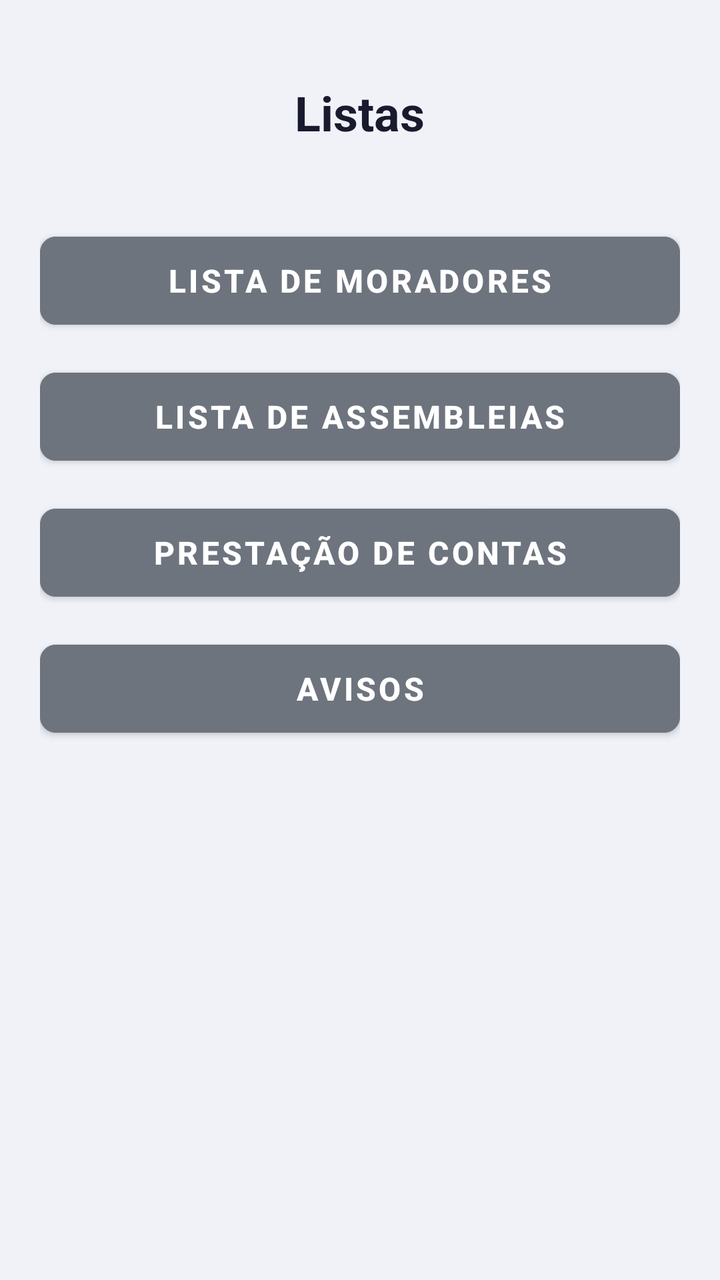
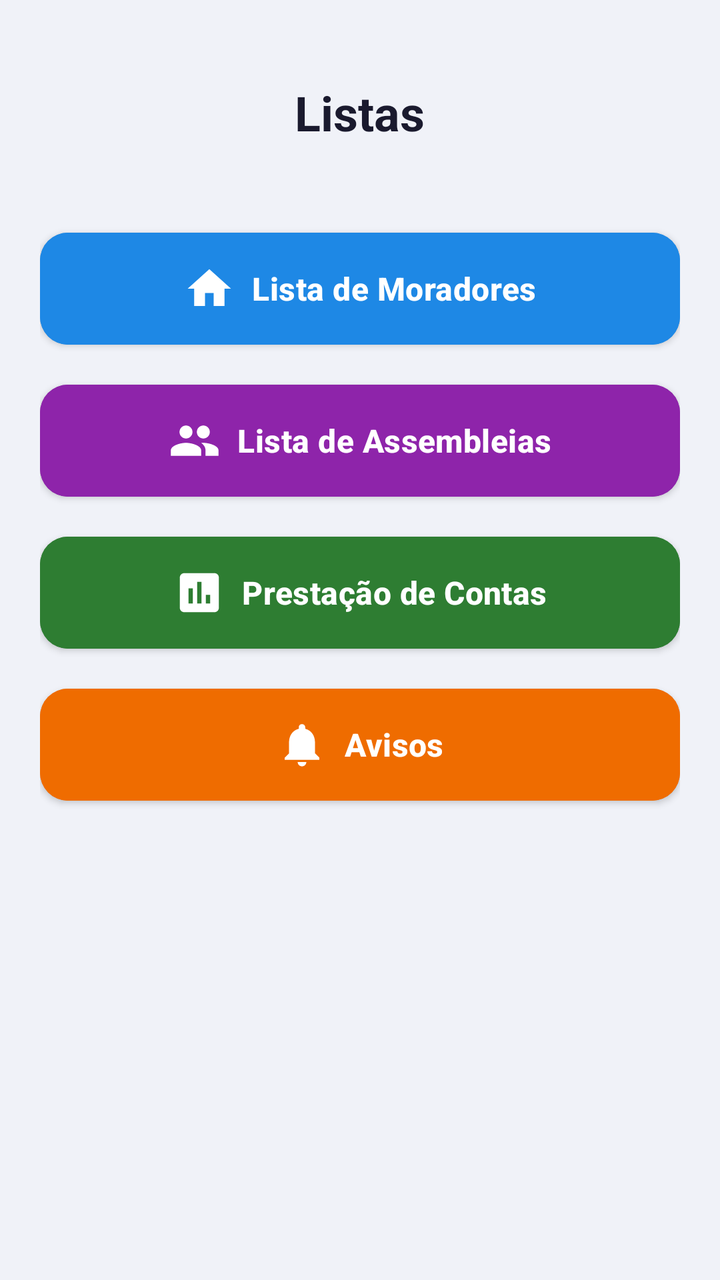

An Android layout rendered at two revisions. The XML below is the earlier revision; the diff shows what the commit changed to produce the second picture.
<!-- AndroidManifest.xml: application theme AppTheme -->
<!-- res/layout/activity_listas.xml -->
<?xml version="1.0" encoding="utf-8"?>
<LinearLayout xmlns:android="http://schemas.android.com/apk/res/android"
    xmlns:app="http://schemas.android.com/apk/res-auto"
    android:layout_width="match_parent"
    android:layout_height="match_parent"
    android:orientation="vertical"
    android:padding="20dp"
    android:background="#F0F2F8"
    android:gravity="center_horizontal">

    <TextView
        android:layout_width="wrap_content"
        android:layout_height="wrap_content"
        android:text="Listas"
        android:textSize="24sp"
        android:textStyle="bold"
        android:textColor="#1A1A2E"
        android:layout_marginTop="20dp"
        android:layout_marginBottom="40dp"/>

    <Button
        android:id="@+id/btnListaMoradores"
        android:layout_width="match_parent"
        android:layout_height="56dp"
        android:text="Lista de Moradores"
        android:textSize="16sp"
        android:backgroundTint="#6E747E"
        android:textColor="#FFFFFF"
        android:textStyle="bold"
        app:cornerRadius="8dp"
        android:layout_marginBottom="12dp"/>

    <Button
        android:id="@+id/btnListaAssembleias"
        android:layout_width="match_parent"
        android:layout_height="56dp"
        android:text="Lista de Assembleias"
        android:textSize="16sp"
        android:backgroundTint="#6E747E"
        android:textColor="#FFFFFF"
        android:textStyle="bold"
        app:cornerRadius="8dp"
        android:layout_marginBottom="12dp"/>

    <Button
        android:id="@+id/btnListaDespesas"
        android:layout_width="match_parent"
        android:layout_height="56dp"
        android:text="Prestação de Contas"
        android:textSize="16sp"
        android:backgroundTint="#6E747E"
        android:textColor="#FFFFFF"
        android:textStyle="bold"
        app:cornerRadius="8dp"
        android:layout_marginBottom="12dp"/>

    <Button
        android:id="@+id/btnListaAvisos"
        android:layout_width="match_parent"
        android:layout_height="56dp"
        android:text="Avisos"
        android:textSize="16sp"
        android:backgroundTint="#6E747E"
        android:textColor="#FFFFFF"
        android:textStyle="bold"
        app:cornerRadius="8dp"/>

</LinearLayout>
<!-- resources referenced by this layout -->
<resources>
  <color name="colorPrimary">#062AF2</color>
  <color name="black">#000000</color>
  <color name="white">#FFFFFF</color>
  <color name="corTitulo">#070707</color>
  <style name="Widget.Condominio.Button" parent="Widget.MaterialComponents.Button">
          <item name="backgroundTint">@color/colorPrimary</item>
          <item name="android:textColor">@color/white</item>
          <item name="cornerRadius">8dp</item>
      </style>
  <style name="Widget.Condominio.TextInputLayout" parent="Widget.MaterialComponents.TextInputLayout.OutlinedBox">
          <item name="boxBackgroundColor">@color/white</item>
          <item name="boxStrokeColor">@color/colorPrimary</item>
          <item name="hintTextColor">@color/colorPrimary</item>
          <item name="android:textColorHint">@color/colorPrimary</item>
      </style>
  <!-- unchanged entries left out for length: 1 -->
</resources>

<!-- the commit's change to res/layout/activity_listas.xml (unified diff, before → after) -->
@@ -21,48 +21,60 @@
     <Button
         android:id="@+id/btnListaMoradores"
         android:layout_width="match_parent"
-        android:layout_height="56dp"
+        android:layout_height="64dp"
         android:text="Lista de Moradores"
         android:textSize="16sp"
-        android:backgroundTint="#6E747E"
+        android:backgroundTint="@color/painelMoradores"
+        app:icon="@drawable/ic_painel_moradores"
+        app:iconGravity="textStart"
+        app:iconSize="26dp"
         android:textColor="#FFFFFF"
         android:textStyle="bold"
-        app:cornerRadius="8dp"
+        app:cornerRadius="14dp"
         android:layout_marginBottom="12dp"/>
 
     <Button
         android:id="@+id/btnListaAssembleias"
         android:layout_width="match_parent"
-        android:layout_height="56dp"
+        android:layout_height="64dp"
         android:text="Lista de Assembleias"
         android:textSize="16sp"
-        android:backgroundTint="#6E747E"
+        android:backgroundTint="@color/painelAssembleias"
+        app:icon="@drawable/ic_painel_assembleias"
+        app:iconGravity="textStart"
+        app:iconSize="26dp"
         android:textColor="#FFFFFF"
         android:textStyle="bold"
-        app:cornerRadius="8dp"
+        app:cornerRadius="14dp"
         android:layout_marginBottom="12dp"/>
 
     <Button
         android:id="@+id/btnListaDespesas"
         android:layout_width="match_parent"
-        android:layout_height="56dp"
+        android:layout_height="64dp"
         android:text="Prestação de Contas"
         android:textSize="16sp"
-        android:backgroundTint="#6E747E"
+        android:backgroundTint="@color/painelDespesas"
+        app:icon="@drawable/ic_painel_contas"
+        app:iconGravity="textStart"
+        app:iconSize="26dp"
         android:textColor="#FFFFFF"
         android:textStyle="bold"
-        app:cornerRadius="8dp"
+        app:cornerRadius="14dp"
         android:layout_marginBottom="12dp"/>
 
     <Button
         android:id="@+id/btnListaAvisos"
         android:layout_width="match_parent"
-        android:layout_height="56dp"
+        android:layout_height="64dp"
         android:text="Avisos"
         android:textSize="16sp"
-        android:backgroundTint="#6E747E"
+        android:backgroundTint="@color/painelAvisos"
+        app:icon="@drawable/ic_painel_avisos"
+        app:iconGravity="textStart"
+        app:iconSize="26dp"
         android:textColor="#FFFFFF"
         android:textStyle="bold"
-        app:cornerRadius="8dp"/>
+        app:cornerRadius="14dp"/>
 
 </LinearLayout>
<!-- resource entries referenced after the edit -->
@@ -1,13 +1,55 @@
 <!-- resources referenced by this layout -->
 <resources>
-  <color name="colorPrimary">#062AF2</color>
+  <color name="painelAssembleias">#8E24AA</color>
+  <color name="painelAvisos">#EF6C00</color>
+  <color name="painelDespesas">#2E7D32</color>
+  <color name="painelMoradores">#1E88E5</color>
+  <!-- drawable ic_painel_assembleias (drawable) -->
+  <?xml version="1.0" encoding="utf-8"?>
+  <vector xmlns:android="http://schemas.android.com/apk/res/android"
+      android:width="24dp" android:height="24dp"
+      android:viewportWidth="24" android:viewportHeight="24">
+      <path android:fillColor="@android:color/white" android:pathData="M16,11c1.66,0 2.99,-1.34 2.99,-3S17.66,5 16,5c-1.66,0 -3,1.34 -3,3s1.34,3 3,3zM8,11c1.66,0 2.99,-1.34 2.99,-3S9.66,5 8,5C6.34,5 5,6.34 5,8s1.34,3 3,3zM8,13c-2.33,0 -7,1.17 -7,3.5L1,19h14v-2.5c0,-2.33 -4.67,-3.5 -7,-3.5zM16,13c-0.29,0 -0.62,0.02 -0.97,0.05 1.16,0.84 1.97,1.97 1.97,3.45L17,19h6v-2.5c0,-2.33 -4.67,-3.5 -7,-3.5z"/>
+  </vector>
+  <!-- drawable ic_painel_avisos (drawable) -->
+  <?xml version="1.0" encoding="utf-8"?>
+  <vector xmlns:android="http://schemas.android.com/apk/res/android"
+      android:width="24dp" android:height="24dp"
+      android:viewportWidth="24" android:viewportHeight="24">
+      <path android:fillColor="@android:color/white" android:pathData="M12,22c1.1,0 2,-0.9 2,-2h-4c0,1.1 0.89,2 2,2zM18,16v-5c0,-3.07 -1.64,-5.64 -4.5,-6.32V4c0,-0.83 -0.67,-1.5 -1.5,-1.5s-1.5,0.67 -1.5,1.5v0.68C7.63,5.36 6,7.92 6,11v5l-2,2v1h16v-1l-2,-2z"/>
+  </vector>
+  <!-- drawable ic_painel_contas (drawable) -->
+  <?xml version="1.0" encoding="utf-8"?>
+  <vector xmlns:android="http://schemas.android.com/apk/res/android"
+      android:width="24dp" android:height="24dp"
+      android:viewportWidth="24" android:viewportHeight="24">
+      <path android:fillColor="@android:color/white" android:pathData="M19,3H5c-1.1,0 -2,0.9 -2,2v14c0,1.1 0.9,2 2,2h14c1.1,0 2,-0.9 2,-2V5c0,-1.1 -0.9,-2 -2,-2zM9,17H7v-7h2v7zM13,17h-2V7h2v10zM17,17h-2v-4h2v4z"/>
+  </vector>
+  <!-- drawable ic_painel_moradores (drawable) -->
+  <?xml version="1.0" encoding="utf-8"?>
+  <vector xmlns:android="http://schemas.android.com/apk/res/android"
+      android:width="24dp" android:height="24dp"
+      android:viewportWidth="24" android:viewportHeight="24">
+      <path android:fillColor="@android:color/white" android:pathData="M10,20v-6h4v6h5v-8h3L12,3 2,12h3v8z"/>
+  </vector>
+  <color name="colorPrimary">#1E3A8A</color>
   <color name="black">#000000</color>
   <color name="white">#FFFFFF</color>
   <color name="corTitulo">#070707</color>
   <style name="Widget.Condominio.Button" parent="Widget.MaterialComponents.Button">
-          <item name="backgroundTint">@color/colorPrimary</item>
+          <item name="backgroundTint">@color/botaoPrimario</item>
           <item name="android:textColor">@color/white</item>
-          <item name="cornerRadius">8dp</item>
+          <item name="cornerRadius">14dp</item>
+          <item name="android:textAllCaps">false</item>
+          <item name="android:textStyle">bold</item>
+          <item name="android:textSize">15sp</item>
+          <item name="android:letterSpacing">0.01</item>
+          <item name="android:minHeight">52dp</item>
+          <item name="android:insetTop">4dp</item>
+          <item name="android:insetBottom">4dp</item>
+          <item name="android:elevation">2dp</item>
+          <item name="iconTint">@color/white</item>
+          <item name="iconPadding">8dp</item>
       </style>
   <style name="Widget.Condominio.TextInputLayout" parent="Widget.MaterialComponents.TextInputLayout.OutlinedBox">
           <item name="boxBackgroundColor">@color/white</item>
@@ -15,6 +57,7 @@
           <item name="hintTextColor">@color/colorPrimary</item>
           <item name="android:textColorHint">@color/colorPrimary</item>
       </style>
+  <color name="botaoPrimario">#2563EB</color>
   <!-- unchanged entries left out for length: 1 -->
 </resources>
 
